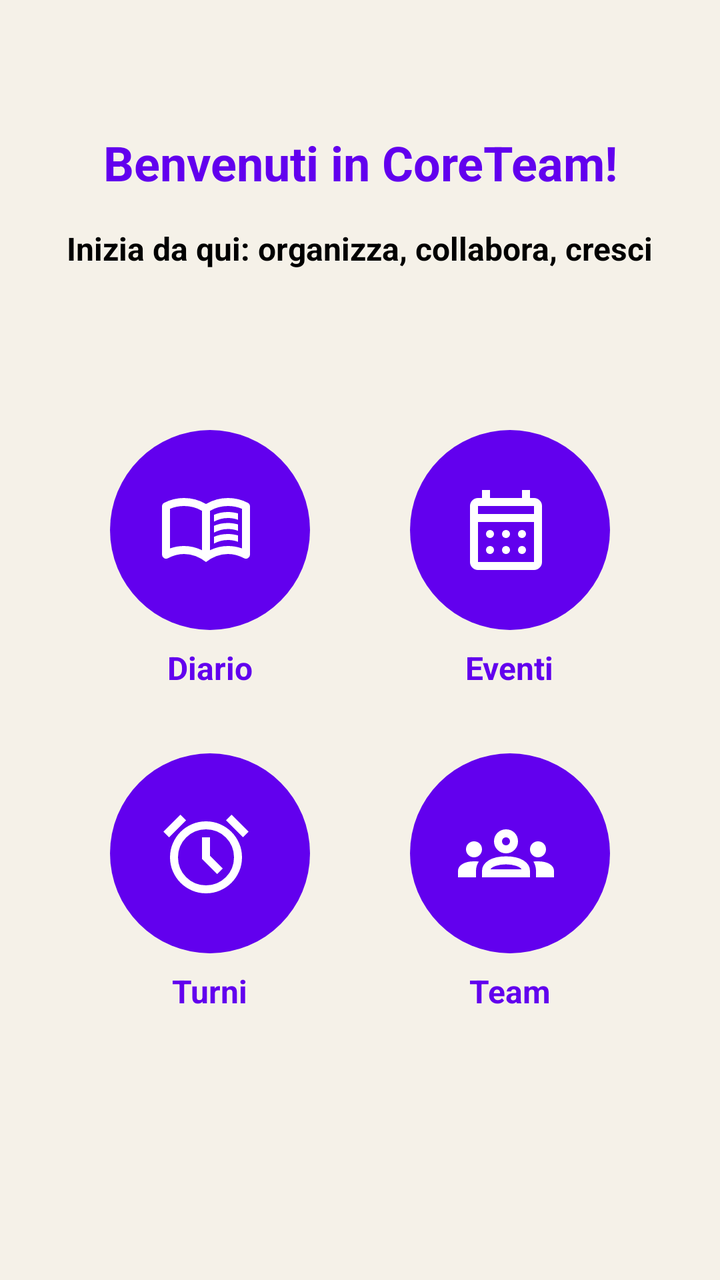
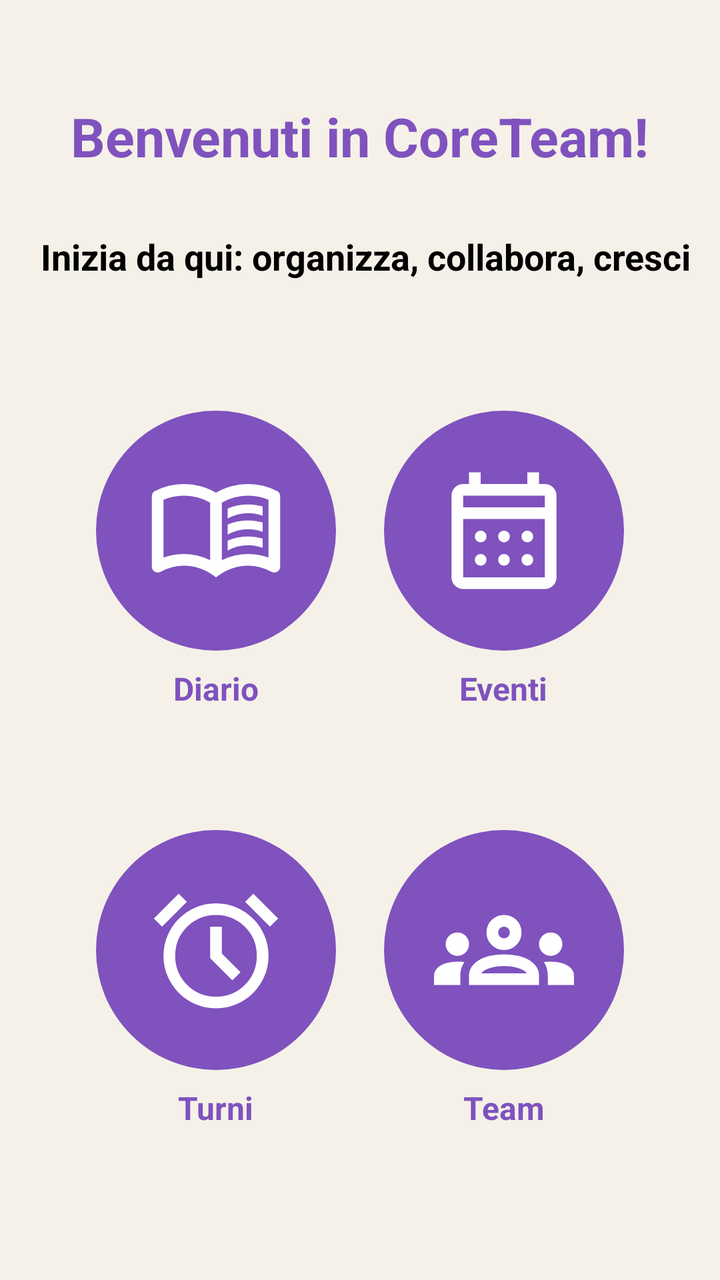

Compare the two renders of this Android layout. The source of the first and the diff that turns it into the second are given below.
<!-- AndroidManifest.xml: application theme Theme.CoreTeamProject -->
<!-- res/layout/fragment_home.xml -->
<?xml version="1.0" encoding="utf-8"?>
<androidx.constraintlayout.widget.ConstraintLayout xmlns:android="http://schemas.android.com/apk/res/android"
    xmlns:app="http://schemas.android.com/apk/res-auto"
    xmlns:tools="http://schemas.android.com/tools"
    android:layout_width="match_parent"
    android:layout_height="match_parent"
    android:background="@color/background_cream"
    tools:context=".MainActivity">

    
    <TextView
        android:id="@+id/textViewHome"
        android:layout_width="wrap_content"
        android:layout_height="wrap_content"
        android:layout_marginTop="65dp"
        android:text="Benvenuti in CoreTeam!"
        android:textColor="@color/purple_500"
        android:textSize="24sp"
        android:textStyle="bold"
        app:layout_constraintEnd_toEndOf="parent"
        app:layout_constraintStart_toStartOf="parent"
        app:layout_constraintTop_toTopOf="parent" />

    
    <TextView
        android:id="@+id/textDescriptionHome"
        android:layout_width="wrap_content"
        android:layout_height="wrap_content"
        android:layout_marginTop="16dp"
        android:text="Inizia da qui: organizza, collabora, cresci"
        android:textColor="@color/black"
        android:textSize="16sp"
        android:textStyle="bold"
        app:layout_constraintTop_toBottomOf="@id/textViewHome"
        app:layout_constraintStart_toStartOf="parent"
        app:layout_constraintEnd_toEndOf="parent" />

    
    <androidx.constraintlayout.widget.ConstraintLayout
        android:id="@+id/buttonGrid"
        android:layout_width="0dp"
        android:layout_height="0dp"
        android:layout_marginStart="55dp"
        android:layout_marginTop="80dp"
        android:layout_marginEnd="55dp"
        app:layout_constraintBottom_toBottomOf="parent"
        app:layout_constraintEnd_toEndOf="parent"
        app:layout_constraintStart_toStartOf="parent"
        app:layout_constraintTop_toBottomOf="@id/textDescriptionHome">

        
        <LinearLayout
            android:id="@+id/diaryLayout"
            android:layout_width="wrap_content"
            android:layout_height="wrap_content"
            android:gravity="center"
            android:orientation="vertical"
            app:layout_constraintStart_toStartOf="parent"
            app:layout_constraintTop_toTopOf="parent">

            <Button
                android:id="@+id/buttonDiary"
                android:layout_width="100dp"
                android:layout_height="100dp"
                android:background="@drawable/round_button"
                android:padding="24dp"
                android:text=""
                app:icon="@drawable/ic_bookhome"
                app:iconSize="48dp"
                app:iconTint="@color/white" />

            <TextView
                android:layout_width="wrap_content"
                android:layout_height="wrap_content"
                android:layout_marginTop="8dp"
                android:text="Diario"
                android:textColor="@color/purple_500"
                android:textSize="16sp"
                android:textStyle="bold" />
        </LinearLayout>

        
        <LinearLayout
            android:id="@+id/eventLayout"
            android:layout_width="wrap_content"
            android:layout_height="wrap_content"
            android:gravity="center"
            android:orientation="vertical"
            app:layout_constraintEnd_toEndOf="parent"
            app:layout_constraintTop_toTopOf="parent">

            <Button
                android:id="@+id/buttonEvent"
                android:layout_width="100dp"
                android:layout_height="100dp"
                android:background="@drawable/round_button"
                android:padding="24dp"
                android:text=""
                app:icon="@drawable/ic_calendarhome"
                app:iconSize="48dp"
                app:iconTint="@color/white" />

            <TextView
                android:layout_width="wrap_content"
                android:layout_height="wrap_content"
                android:layout_marginTop="8dp"
                android:text="Eventi"
                android:textColor="@color/purple_500"
                android:textSize="16sp"
                android:textStyle="bold" />
        </LinearLayout>

        
        <LinearLayout
            android:id="@+id/shiftLayout"
            android:layout_width="wrap_content"
            android:layout_height="wrap_content"
            android:layout_marginTop="32dp"
            android:gravity="center"
            android:orientation="vertical"
            app:layout_constraintStart_toStartOf="parent"
            app:layout_constraintTop_toBottomOf="@id/diaryLayout">

            <Button
                android:id="@+id/buttonShift"
                android:layout_width="100dp"
                android:layout_height="100dp"
                android:background="@drawable/round_button"
                android:padding="24dp"
                android:text=""
                app:icon="@drawable/ic_shifthome"
                app:iconSize="48dp"
                app:iconTint="@color/white" />

            <TextView
                android:layout_width="wrap_content"
                android:layout_height="wrap_content"
                android:layout_marginTop="8dp"
                android:text="Turni"
                android:textColor="@color/purple_500"
                android:textSize="16sp"
                android:textStyle="bold" />
        </LinearLayout>

        
        <LinearLayout
            android:id="@+id/teamLayout"
            android:layout_width="wrap_content"
            android:layout_height="wrap_content"
            android:layout_marginTop="32dp"
            android:gravity="center"
            android:orientation="vertical"
            app:layout_constraintEnd_toEndOf="parent"
            app:layout_constraintTop_toBottomOf="@id/eventLayout">

            <Button
                android:id="@+id/buttonTeam"
                android:layout_width="100dp"
                android:layout_height="100dp"
                android:background="@drawable/round_button"
                android:padding="24dp"
                android:text=""
                app:icon="@drawable/ic_teamhome"
                app:iconSize="48dp"
                app:iconTint="@color/white" />

            <TextView
                android:layout_width="wrap_content"
                android:layout_height="wrap_content"
                android:layout_marginTop="8dp"
                android:text="Team"
                android:textColor="@color/purple_500"
                android:textSize="16sp"
                android:textStyle="bold" />
        </LinearLayout>

    </androidx.constraintlayout.widget.ConstraintLayout>

</androidx.constraintlayout.widget.ConstraintLayout>
<!-- resources referenced by this layout -->
<resources>
  <color name="background_cream">#F5F1E8</color>
  <color name="black">#FF000000</color>
  <color name="purple_500">#6200EE</color>
  <color name="white">#FFFFFFFF</color>
  <!-- drawable ic_shifthome (drawable) -->
  <vector xmlns:android="http://schemas.android.com/apk/res/android"
      android:width="24dp"
      android:height="24dp"
      android:viewportWidth="960"
      android:viewportHeight="960">
    <path
        android:pathData="M480,880q-75,0 -140.5,-28.5t-114,-77q-48.5,-48.5 -77,-114T120,520q0,-75 28.5,-140.5t77,-114q48.5,-48.5 114,-77T480,160q75,0 140.5,28.5t114,77q48.5,48.5 77,114T840,520q0,75 -28.5,140.5t-77,114q-48.5,48.5 -114,77T480,880ZM480,520ZM592,688 L648,632 520,504v-184h-80v216l152,152ZM224,94l56,56 -170,170 -56,-56 170,-170ZM736,94 L906,264 850,320 680,150 736,94ZM480,800q117,0 198.5,-81.5T760,520q0,-117 -81.5,-198.5T480,240q-117,0 -198.5,81.5T200,520q0,117 81.5,198.5T480,800Z"
        android:fillColor="#FFFFFF"/>
  </vector>
  <!-- drawable ic_teamhome (drawable) -->
  <vector xmlns:android="http://schemas.android.com/apk/res/android"
      android:width="24dp"
      android:height="24dp"
      android:viewportWidth="960"
      android:viewportHeight="960">
    <path
        android:pathData="M0,720v-63q0,-43 44,-70t116,-27q13,0 25,0.5t23,2.5q-14,21 -21,44t-7,48v65L0,720ZM240,720v-65q0,-32 17.5,-58.5T307,550q32,-20 76.5,-30t96.5,-10q53,0 97.5,10t76.5,30q32,20 49,46.5t17,58.5v65L240,720ZM780,720v-65q0,-26 -6.5,-49T754,563q11,-2 22.5,-2.5t23.5,-0.5q72,0 116,26.5t44,70.5v63L780,720ZM325,640h311q-10,-20 -55.5,-35T480,590q-55,0 -100.5,15T325,640ZM160,520q-33,0 -56.5,-23.5T80,440q0,-34 23.5,-57t56.5,-23q34,0 57,23t23,57q0,33 -23,56.5T160,520ZM800,520q-33,0 -56.5,-23.5T720,440q0,-34 23.5,-57t56.5,-23q34,0 57,23t23,57q0,33 -23,56.5T800,520ZM480,480q-50,0 -85,-35t-35,-85q0,-51 35,-85.5t85,-34.5q51,0 85.5,34.5T600,360q0,50 -34.5,85T480,480ZM480,400q17,0 28.5,-11.5T520,360q0,-17 -11.5,-28.5T480,320q-17,0 -28.5,11.5T440,360q0,17 11.5,28.5T480,400ZM481,640ZM480,360Z"
        android:fillColor="#FFFFFF"/>
  </vector>
  <!-- drawable round_button (drawable) -->
  <shape xmlns:android="http://schemas.android.com/apk/res/android"
      android:shape="rectangle">
      <solid android:color="@color/purple_500" />
      <corners android:radius="50dp" />
  </shape>
  <style name="Theme.CoreTeamProject" parent="Base.Theme.CoreTeamProject" />
  <style name="Base.Theme.CoreTeamProject" parent="Theme.Material3.DayNight.NoActionBar">
          
          <item name="colorPrimary">@color/purple_500</item>
          <item name="colorPrimaryVariant">@color/purple_500</item>
          <item name="colorOnPrimary">@color/white</item>
  
          
          <item name="android:windowBackground">@color/background_cream</item>
          <item name="colorSurface">@color/white</item>
          <item name="colorOnSurface">@color/black</item>
  
          
          <item name="android:textColor">@color/black</item>
          <item name="android:textColorPrimary">@color/black</item>
  
          
          <item name="colorPrimaryContainer">@color/purple_500</item>
          <item name="colorOnPrimaryContainer">@color/white</item>
      </style>
  <!-- unchanged entries left out for length: 2 -->
</resources>

<!-- the commit's change to res/layout/fragment_home.xml (unified diff, before → after) -->
@@ -7,48 +7,47 @@
     android:background="@color/background_cream"
     tools:context=".MainActivity">
 
-    
     <TextView
         android:id="@+id/textViewHome"
         android:layout_width="wrap_content"
         android:layout_height="wrap_content"
-        android:layout_marginTop="65dp"
+        android:layout_marginTop="50dp"
         android:text="Benvenuti in CoreTeam!"
         android:textColor="@color/purple_500"
-        android:textSize="24sp"
+        android:textSize="27sp"
         android:textStyle="bold"
         app:layout_constraintEnd_toEndOf="parent"
         app:layout_constraintStart_toStartOf="parent"
         app:layout_constraintTop_toTopOf="parent" />
 
-    
     <TextView
         android:id="@+id/textDescriptionHome"
         android:layout_width="wrap_content"
         android:layout_height="wrap_content"
-        android:layout_marginTop="16dp"
+        android:layout_marginTop="30dp"
         android:text="Inizia da qui: organizza, collabora, cresci"
         android:textColor="@color/black"
-        android:textSize="16sp"
+        android:textSize="18sp"
         android:textStyle="bold"
-        app:layout_constraintTop_toBottomOf="@id/textViewHome"
+        app:layout_constraintEnd_toEndOf="parent"
+        app:layout_constraintHorizontal_bias="0.586"
         app:layout_constraintStart_toStartOf="parent"
-        app:layout_constraintEnd_toEndOf="parent" />
+        app:layout_constraintTop_toBottomOf="@id/textViewHome" />
 
-    
     <androidx.constraintlayout.widget.ConstraintLayout
         android:id="@+id/buttonGrid"
         android:layout_width="0dp"
         android:layout_height="0dp"
-        android:layout_marginStart="55dp"
-        android:layout_marginTop="80dp"
-        android:layout_marginEnd="55dp"
+        android:layout_marginStart="48dp"
+        android:layout_marginTop="65dp"
+        android:layout_marginEnd="48dp"
         app:layout_constraintBottom_toBottomOf="parent"
         app:layout_constraintEnd_toEndOf="parent"
+        app:layout_constraintHorizontal_bias="1.0"
         app:layout_constraintStart_toStartOf="parent"
-        app:layout_constraintTop_toBottomOf="@id/textDescriptionHome">
+        app:layout_constraintTop_toBottomOf="@id/textDescriptionHome"
+        app:layout_constraintVertical_bias="0.0">
 
-        
         <LinearLayout
             android:id="@+id/diaryLayout"
             android:layout_width="wrap_content"
@@ -60,13 +59,13 @@
 
             <Button
                 android:id="@+id/buttonDiary"
-                android:layout_width="100dp"
-                android:layout_height="100dp"
+                android:layout_width="120dp"
+                android:layout_height="120dp"
                 android:background="@drawable/round_button"
-                android:padding="24dp"
+                android:padding="25dp"
                 android:text=""
                 app:icon="@drawable/ic_bookhome"
-                app:iconSize="48dp"
+                app:iconSize="70dp"
                 app:iconTint="@color/white" />
 
             <TextView
@@ -79,7 +78,6 @@
                 android:textStyle="bold" />
         </LinearLayout>
 
-        
         <LinearLayout
             android:id="@+id/eventLayout"
             android:layout_width="wrap_content"
@@ -91,13 +89,13 @@
 
             <Button
                 android:id="@+id/buttonEvent"
-                android:layout_width="100dp"
-                android:layout_height="100dp"
+                android:layout_width="120dp"
+                android:layout_height="120dp"
                 android:background="@drawable/round_button"
-                android:padding="24dp"
+                android:padding="25dp"
                 android:text=""
                 app:icon="@drawable/ic_calendarhome"
-                app:iconSize="48dp"
+                app:iconSize="70dp"
                 app:iconTint="@color/white" />
 
             <TextView
@@ -110,12 +108,11 @@
                 android:textStyle="bold" />
         </LinearLayout>
 
-        
         <LinearLayout
             android:id="@+id/shiftLayout"
             android:layout_width="wrap_content"
             android:layout_height="wrap_content"
-            android:layout_marginTop="32dp"
+            android:layout_marginTop="60dp"
             android:gravity="center"
             android:orientation="vertical"
             app:layout_constraintStart_toStartOf="parent"
@@ -123,13 +120,13 @@
 
             <Button
                 android:id="@+id/buttonShift"
-                android:layout_width="100dp"
-                android:layout_height="100dp"
+                android:layout_width="120dp"
+                android:layout_height="120dp"
                 android:background="@drawable/round_button"
-                android:padding="24dp"
+                android:padding="25dp"
                 android:text=""
                 app:icon="@drawable/ic_shifthome"
-                app:iconSize="48dp"
+                app:iconSize="70dp"
                 app:iconTint="@color/white" />
 
             <TextView
@@ -142,12 +139,11 @@
                 android:textStyle="bold" />
         </LinearLayout>
 
-        
         <LinearLayout
             android:id="@+id/teamLayout"
             android:layout_width="wrap_content"
             android:layout_height="wrap_content"
-            android:layout_marginTop="32dp"
+            android:layout_marginTop="60dp"
             android:gravity="center"
             android:orientation="vertical"
             app:layout_constraintEnd_toEndOf="parent"
@@ -155,13 +151,13 @@
 
             <Button
                 android:id="@+id/buttonTeam"
-                android:layout_width="100dp"
-                android:layout_height="100dp"
+                android:layout_width="120dp"
+                android:layout_height="120dp"
                 android:background="@drawable/round_button"
-                android:padding="24dp"
+                android:padding="25dp"
                 android:text=""
                 app:icon="@drawable/ic_teamhome"
-                app:iconSize="48dp"
+                app:iconSize="70dp"
                 app:iconTint="@color/white" />
 
             <TextView
<!-- resource entries referenced after the edit -->
@@ -2,7 +2,7 @@
 <resources>
   <color name="background_cream">#F5F1E8</color>
   <color name="black">#FF000000</color>
-  <color name="purple_500">#6200EE</color>
+  <color name="purple_500">#7F52BE</color>
   <color name="white">#FFFFFFFF</color>
   <!-- drawable ic_shifthome (drawable) -->
   <vector xmlns:android="http://schemas.android.com/apk/res/android"
@@ -28,7 +28,7 @@
   <shape xmlns:android="http://schemas.android.com/apk/res/android"
       android:shape="rectangle">
       <solid android:color="@color/purple_500" />
-      <corners android:radius="50dp" />
+      <corners android:radius="80dp" />
   </shape>
   <style name="Theme.CoreTeamProject" parent="Base.Theme.CoreTeamProject" />
   <style name="Base.Theme.CoreTeamProject" parent="Theme.Material3.DayNight.NoActionBar">
